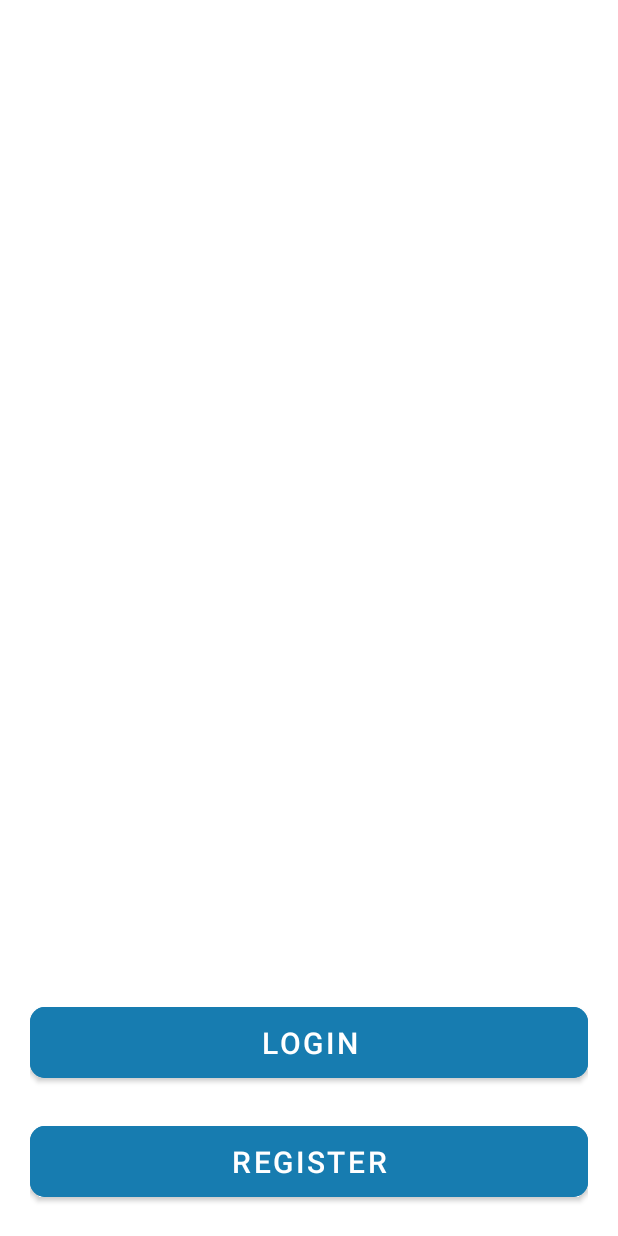
After one commit to SeanRbz/Rush-Android_Exam, an Android app: the layout fragment_welcome.xml on its own in the app's theme, with its tools: preview values and no code run, on a phone screen of 412 x 824 dp. The commit adds this screen. Run offline under Robolectric (Android 15) with nearby library versions, the phone set to English and light mode, and no system bars.

Commit message:
Done
-Configured Manifest, Navgraph, Themes

```diff
--- /dev/null
+++ b/app/src/main/res/layout/fragment_welcome.xml
@@ -0,0 +1,41 @@
+<?xml version="1.0" encoding="utf-8"?>
+<layout xmlns:android="http://schemas.android.com/apk/res/android"
+    xmlns:app="http://schemas.android.com/apk/res-auto"
+    xmlns:tools="http://schemas.android.com/tools">
+    <androidx.constraintlayout.widget.ConstraintLayout
+        android:layout_width="match_parent"
+        android:layout_height="match_parent"
+        android:paddingHorizontal="20dp"
+        android:background="@color/white">
+
+        <com.google.android.material.button.MaterialButton
+            android:id="@+id/btnLogin"
+            android:layout_width="match_parent"
+            android:layout_height="wrap_content"
+            android:layout_marginBottom="20dp"
+            android:text="Login"
+            app:cornerRadius="10dp"
+            android:textSize="20sp"
+            android:padding="10dp"
+            android:textColor="@color/white"
+            android:textAllCaps="true"
+            android:backgroundTint="@color/color_primary"
+            app:layout_constraintBottom_toTopOf="@+id/btnRegister" />
+
+        <com.google.android.material.button.MaterialButton
+            android:id="@+id/btnRegister"
+            android:layout_width="match_parent"
+            android:layout_height="wrap_content"
+            android:layout_marginBottom="20dp"
+            android:backgroundTint="@color/color_primary"
+            android:padding="10dp"
+            android:text="Register"
+            android:textAllCaps="true"
+            android:textColor="@color/white"
+            android:textSize="20sp"
+            app:cornerRadius="10dp"
+            app:layout_constraintBottom_toBottomOf="parent"
+            tools:layout_editor_absoluteX="20dp" />
+
+    </androidx.constraintlayout.widget.ConstraintLayout>
+</layout>
--- a/app/src/main/res/values/colors.xml
+++ b/app/src/main/res/values/colors.xml
@@ -7,4 +7,6 @@
     <color name="teal_700">#FF018786</color>
     <color name="black">#FF000000</color>
     <color name="white">#FFFFFFFF</color>
+    <color name="color_primary">#177CB0</color>
+    <color name="light_gray">#D6D6D6</color>
 </resources>
--- a/app/src/main/res/values/themes.xml
+++ b/app/src/main/res/values/themes.xml
@@ -1,25 +1,13 @@
 <resources xmlns:tools="http://schemas.android.com/tools">
     <!-- Base application theme. -->
-    <style name="Theme.RushAndroid" parent="Theme.MaterialComponents.DayNight.DarkActionBar">
-        <!-- Primary brand color. -->
-        <item name="colorPrimary">@color/purple_500</item>
-        <item name="colorPrimaryVariant">@color/purple_700</item>
-        <item name="colorOnPrimary">@color/white</item>
-        <!-- Secondary brand color. -->
-        <item name="colorSecondary">@color/teal_200</item>
-        <item name="colorSecondaryVariant">@color/teal_700</item>
-        <item name="colorOnSecondary">@color/black</item>
-        <!-- Status bar color. -->
-        <item name="android:statusBarColor">?attr/colorPrimaryVariant</item>
-        <!-- Customize your theme here. -->
+    <style name="AppTheme" parent="Theme.MaterialComponents.DayNight.DarkActionBar">
+        <item name="colorPrimary">@color/color_primary</item>
+        <item name="colorPrimaryDark">@color/cardview_dark_background</item>
+        <item name="colorAccent">@android:color/darker_gray</item>
     </style>
 
-    <style name="Theme.RushAndroid.NoActionBar">
+    <style name="AppTheme.NoActionBar">
         <item name="windowActionBar">false</item>
         <item name="windowNoTitle">true</item>
     </style>
-
-    <style name="Theme.RushAndroid.AppBarOverlay" parent="ThemeOverlay.AppCompat.Dark.ActionBar" />
-
-    <style name="Theme.RushAndroid.PopupOverlay" parent="ThemeOverlay.AppCompat.Light" />
 </resources>
```
Also changed, not shown: app/src/main/AndroidManifest.xml (+2 -6 lines), app/src/main/java/com/example/rushandroid/ui/MainActivity.kt (+24 -6 lines), app/src/main/java/com/example/rushandroid/ui/WelcomeScreen.kt (added, +36 -0 lines), app/src/main/res/layout/activity_main.xml (+12 -1 lines), app/src/main/res/navigation/nav_graph.xml (+3 -18 lines), app/src/main/res/values-night/themes.xml (deleted, +0 -16 lines), app/src/main/res/xml/backup_rules.xml (deleted, +0 -13 lines), app/src/main/res/xml/data_extraction_rules.xml (deleted, +0 -19 lines).
